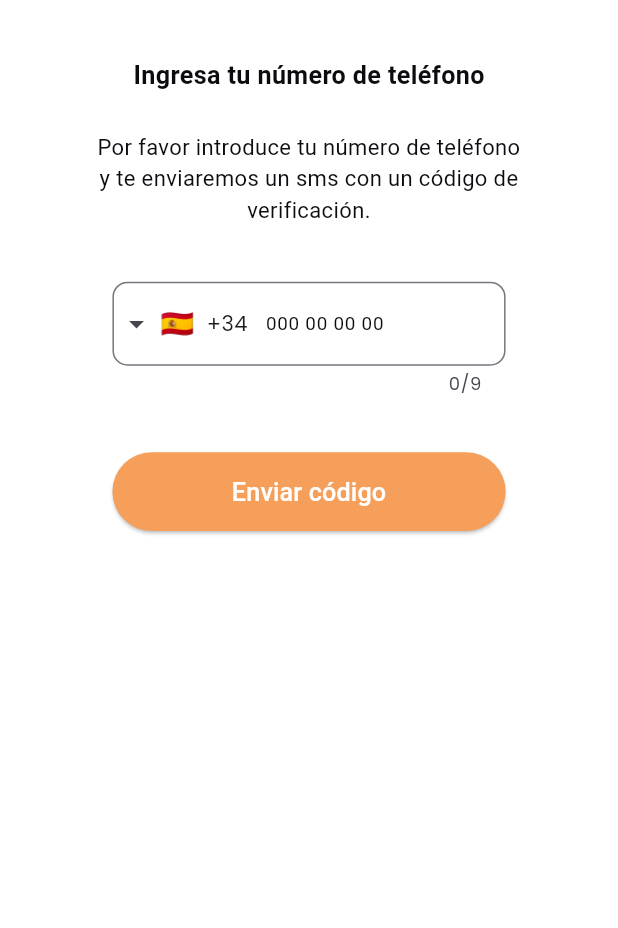
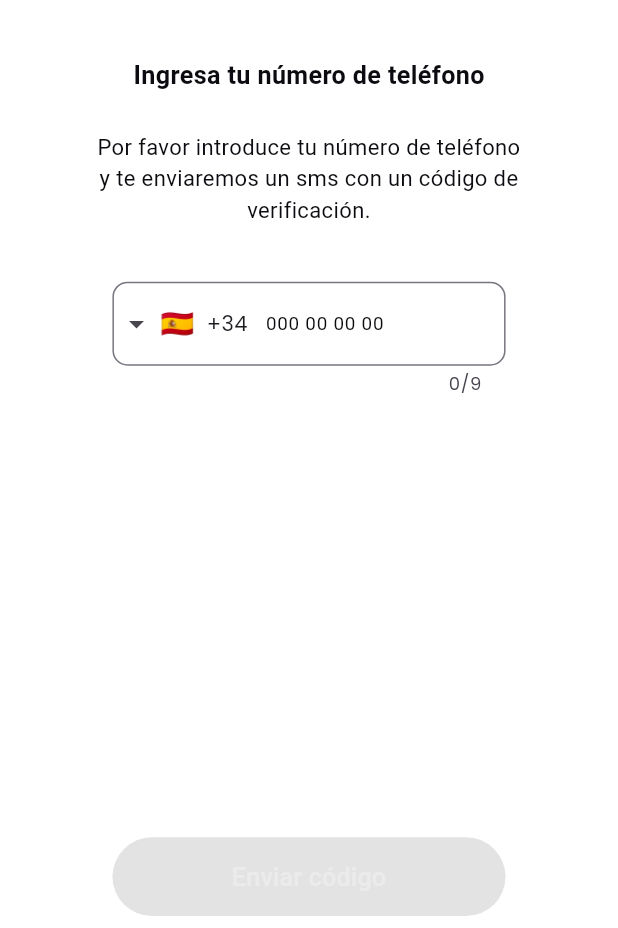
Before and after one commit to Joansico97/felicitup_app, a Flutter app: the GetUserPhoneView screen opened directly, on a phone screen of 412 x 824 dp, the part 308-1236 px from its top. Run offline on Flutter 3.47's test engine with Material 3 defaults, Android fonts, the phone set to English and light mode, and no system bars; drawn by our look-alikes of intl_phone_field; our stand-ins replace animate_do, bloc, cloud_firestore, cloud_functions, either_dart, envied and 24 more; missing offline and left inert: fast_contacts, super_tooltip, version; accounts and stored records are empty; generated files the repository leaves out were written again; Roboto replaces fonts that are missing (AvenirNext); statements that could not run were skipped; project files that could hold a hidden picture were left out.

Commit message:
add: change federated flow

```diff
--- a/lib/app/bloc/app_bloc.dart
+++ b/lib/app/bloc/app_bloc.dart
@@ -179,10 +179,10 @@ class AppBloc extends Bloc<AppEvent, AppState> {
   _requestManualPermissions(Emitter<AppState> emit) async {
     final settings = await _firebaseMessaging.getNotificationSettings();
 
-    if (settings.authorizationStatus == AuthorizationStatus.notDetermined ||
-        settings.authorizationStatus == AuthorizationStatus.denied) {
+    if (settings.authorizationStatus != AuthorizationStatus.authorized) {
       await requestPermission(emit);
     }
+
     if (settings.authorizationStatus == AuthorizationStatus.authorized) {
       add(AppEvent.getFCMToken());
       emit(state.copyWith(status: AuthorizationStatus.authorized));
@@ -202,7 +202,7 @@ class AppBloc extends Bloc<AppEvent, AppState> {
   _initializeNotifications(Emitter<AppState> emit) async {
     final settings = await _firebaseMessaging.getNotificationSettings();
 
-    if (settings.authorizationStatus == AuthorizationStatus.notDetermined) {
+    if (settings.authorizationStatus != AuthorizationStatus.authorized) {
       await requestPermission(emit);
     }
     if (settings.authorizationStatus == AuthorizationStatus.authorized) {
--- a/lib/features/auth/federated_register/views/form_federated_view.dart
+++ b/lib/features/auth/federated_register/views/form_federated_view.dart
@@ -41,7 +41,7 @@ class _FormFederatedViewState extends State<FormFederatedView> {
       persistentFooterButtons: [
         SizedBox(
           height: context.sp(50),
-          width: context.sp(400),
+          width: context.sp(250),
           child: PrimaryButton(
             onTap: () {
               if (firstNameController.text.isNotEmpty &&
--- a/lib/features/auth/federated_register/views/phone_federated_view.dart
+++ b/lib/features/auth/federated_register/views/phone_federated_view.dart
@@ -24,7 +24,7 @@ class _PhoneFederatedViewState extends State<PhoneFederatedView> {
       persistentFooterButtons: [
         SizedBox(
           height: context.sp(50),
-          width: context.sp(400),
+          width: context.sp(250),
           child: PrimaryButton(
             onTap: () {
               context.read<FederatedRegisterBloc>().add(
--- a/lib/features/auth/register/bloc/register_bloc.dart
+++ b/lib/features/auth/register/bloc/register_bloc.dart
@@ -14,9 +14,8 @@ import 'package:sign_in_with_apple/sign_in_with_apple.dart';
 part 'register_event.dart';
 part 'register_state.dart';
 part 'register_bloc.freezed.dart';
-part 'register_bloc.g.dart';
 
-class RegisterBloc extends HydratedBloc<RegisterEvent, RegisterState> {
+class RegisterBloc extends Bloc<RegisterEvent, RegisterState> {
   RegisterBloc({
     required AuthRepository authRepository,
     required UserRepository userRepository,
@@ -104,7 +103,7 @@ class RegisterBloc extends HydratedBloc<RegisterEvent, RegisterState> {
     String isoCode,
   ) async {
     try {
-      emit(state.copyWith(isLoading: true, currentStep: state.currentStep + 1));
+      emit(state.copyWith(isLoading: true));
 
       final bytes = utf8.encode(phone);
       final digest = sha256.convert(bytes);
@@ -138,6 +137,7 @@ class RegisterBloc extends HydratedBloc<RegisterEvent, RegisterState> {
                 hashedPhone: hashedPhone,
                 phone: phone,
                 isoCode: isoCode,
+                currentStep: state.currentStep + 1,
               ),
             );
             add(RegisterEvent.initValidation());
@@ -496,14 +496,4 @@ class RegisterBloc extends HydratedBloc<RegisterEvent, RegisterState> {
       'provider': 'federated',
     });
   }
-
-  @override
-  RegisterState? fromJson(Map<String, dynamic> json) {
-    return RegisterState.fromJson(json);
-  }
-
-  @override
-  Map<String, dynamic>? toJson(RegisterState state) {
-    return state.toJson();
-  }
 }
--- a/lib/features/auth/register/bloc/register_state.dart
+++ b/lib/features/auth/register/bloc/register_state.dart
@@ -40,7 +40,4 @@ class RegisterState with _$RegisterState {
     errorMessage: '',
     currentStep: 0,
   );
-
-  factory RegisterState.fromJson(Map<String, dynamic> json) =>
-      _$RegisterStateFromJson(json);
 }
--- a/lib/features/auth/register/views/get_user_phone_view.dart
+++ b/lib/features/auth/register/views/get_user_phone_view.dart
@@ -16,6 +16,7 @@ class GetUserPhoneView extends StatefulWidget {
 class _GetUserPhoneViewState extends State<GetUserPhoneView> {
   String phone = '';
   String isoCode = '';
+  bool get isActive => phone.isNotEmpty && isoCode.isNotEmpty;
   final TextEditingController _phoneController = TextEditingController();
 
   @override
@@ -26,7 +27,24 @@ class _GetUserPhoneViewState extends State<GetUserPhoneView> {
 
   @override
   Widget build(BuildContext context) {
-    return GestureDetector(
+    return Scaffold(
+      persistentFooterAlignment: AlignmentDirectional.center,
+      persistentFooterButtons: [
+        SizedBox(
+          width: context.sp(250),
+          height: context.sp(50),
+          child: PrimaryButton(
+            onTap: () {
+              context.read<RegisterBloc>().add(
+                RegisterEvent.savePhoneInfo(phone, isoCode),
+              );
+            },
+            label: 'Enviar código',
+            isActive: isActive,
+          ),
+        ),
+      ],
+      body: GestureDetector(
         onTap: () => FocusScope.of(context).unfocus(),
         child: SingleChildScrollView(
           padding: EdgeInsets.symmetric(vertical: context.sp(12)),
@@ -42,7 +60,10 @@ class _GetUserPhoneViewState extends State<GetUserPhoneView> {
               // SizedBox(height: context.sp(24)),
               Image.asset(Assets.images.logo.path, height: context.sp(60)),
               SizedBox(height: context.sp(12)),
-            Image.asset(Assets.images.logoLetter.path, height: context.sp(62)),
+              Image.asset(
+                Assets.images.logoLetter.path,
+                height: context.sp(62),
+              ),
               SizedBox(height: context.sp(36)),
               Padding(
                 padding: EdgeInsets.symmetric(horizontal: context.sp(60)),
@@ -82,21 +103,8 @@ class _GetUserPhoneViewState extends State<GetUserPhoneView> {
                   },
                 ),
               ),
-            SizedBox(height: context.sp(36)),
-            SizedBox(
-              width: context.sp(250),
-              height: context.sp(50),
-              child: PrimaryButton(
-                onTap: () {
-                  context.read<RegisterBloc>().add(
-                    RegisterEvent.savePhoneInfo(phone, isoCode),
-                  );
-                },
-                label: 'Enviar código',
-                isActive: true,
+            ],
           ),
-            ),
-          ],
         ),
       ),
     );
--- a/pubspec.yaml
+++ b/pubspec.yaml
@@ -1,7 +1,7 @@
 name: felicitup_app
 description: 'A new Flutter project.'
 
-version: 1.0.2+13
+version: 1.0.2+15
 
 environment:
   sdk: ^3.7.2
```
Also changed, not shown: lib/features/auth/federated_register/bloc/federated_register_bloc.dart (+4 -4 lines), lib/features/auth/federated_register/views/federated_register_page.dart (+9 -0 lines), lib/features/auth/federated_register/views/finish_register_federated_view.dart (+25 -5 lines), lib/features/auth/federated_register/views/validate_code_federated_view.dart (+2 -11 lines), lib/features/auth/register/views/validate_code_view.dart (+28 -14 lines), 4 other files. Lines whose indentation alone changed are shown as unchanged.
